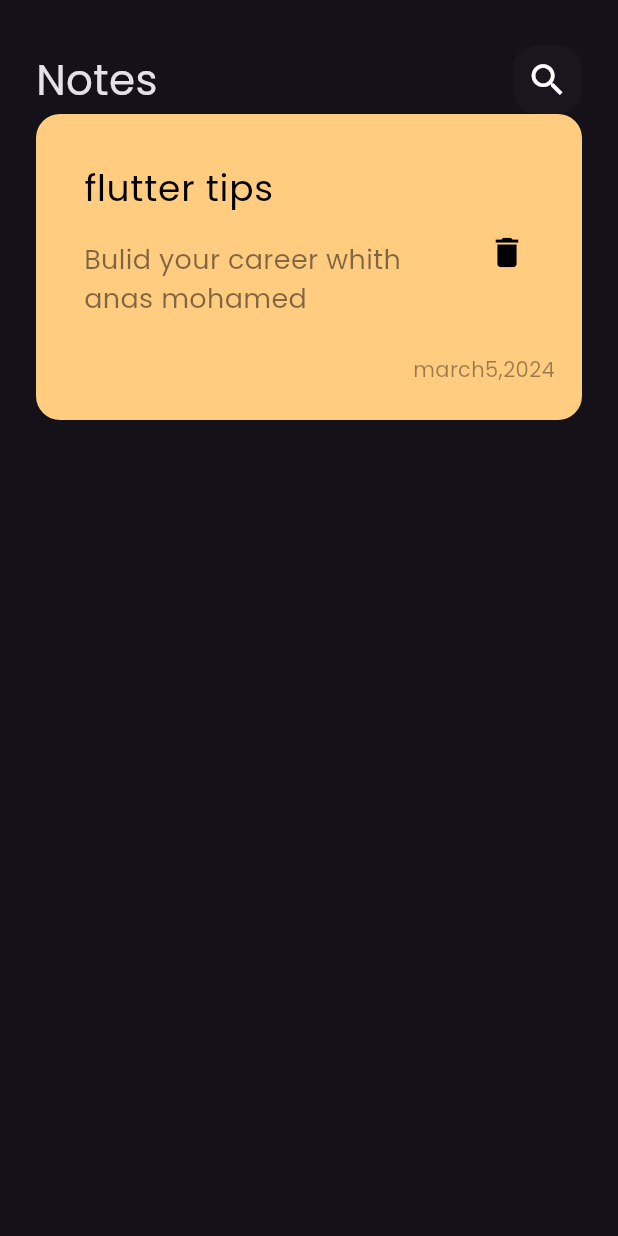
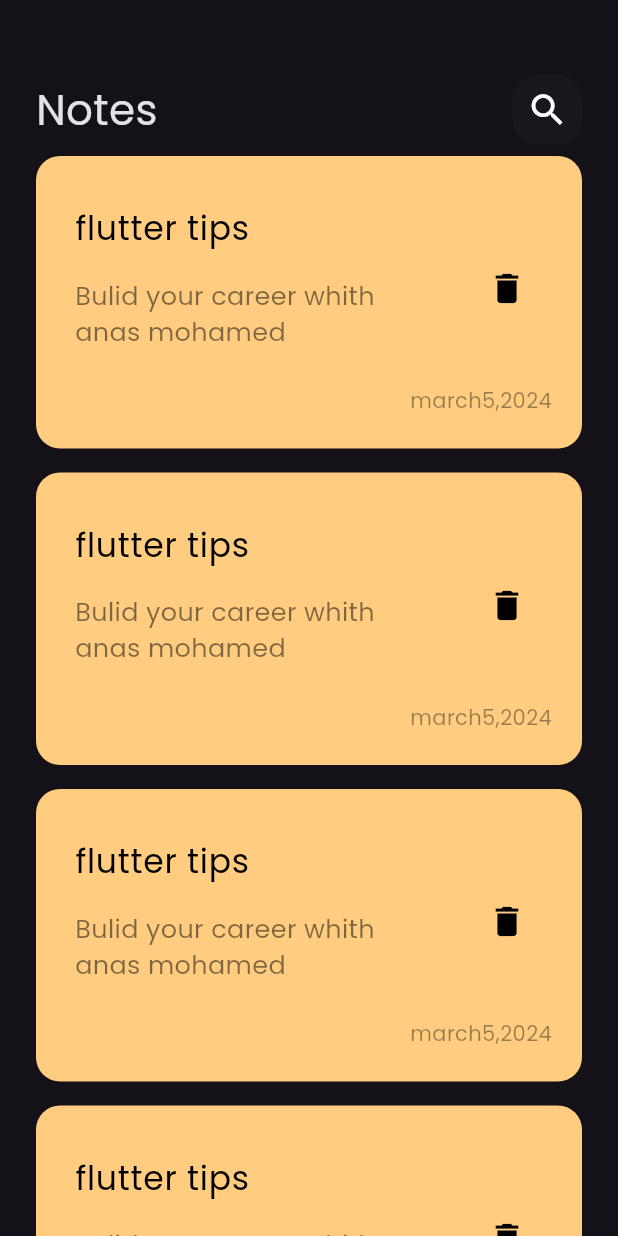
Before and after one commit to anasmohamed13/notes_app, a Flutter app: the screen it shows after launch, on a phone screen of 412 x 824 dp. Run offline on Flutter 3.47's test engine with Material 3 defaults, Android fonts, the phone set to English and light mode, and no system bars.

Commit message:
create notes_listview

```diff
--- a/lib/widgets/custom_note_item.dart
+++ b/lib/widgets/custom_note_item.dart
@@ -6,7 +6,7 @@ class NotesItem extends StatelessWidget {
   @override
   Widget build(BuildContext context) {
     return Container(
-      padding: const EdgeInsets.only(top: 24, bottom: 24, left: 16, right: 2),
+      padding: const EdgeInsets.only(top: 24, bottom: 22, left: 10, right: 2),
       decoration: BoxDecoration(
         color: const Color(0xffFFCC80),
         borderRadius: BorderRadius.circular(16),
@@ -19,7 +19,7 @@ class NotesItem extends StatelessWidget {
               'flutter tips',
               style: TextStyle(
                 color: Colors.black,
-                fontSize: 24,
+                fontSize: 22,
               ),
             ),
             subtitle: Padding(
@@ -31,7 +31,7 @@ class NotesItem extends StatelessWidget {
                 'Bulid your career whith anas mohamed',
                 style: TextStyle(
                   color: Colors.black.withOpacity(0.5),
-                  fontSize: 18,
+                  fontSize: 17,
                 ),
               ),
             ),
@@ -45,7 +45,7 @@ class NotesItem extends StatelessWidget {
             ),
           ),
           Padding(
-            padding: const EdgeInsets.only(right: 16),
+            padding: const EdgeInsets.only(right: 18),
             child: Text(
               'march5,2024',
               style: TextStyle(
--- /dev/null
+++ b/lib/widgets/notes_listview.dart
@@ -0,0 +1,19 @@
+import 'package:flutter/material.dart';
+
+import 'custom_note_item.dart';
+
+class NotesListView extends StatelessWidget {
+  const NotesListView({super.key});
+
+  @override
+  Widget build(BuildContext context) {
+    return ListView.builder(
+      itemBuilder: (context, index) {
+        return const Padding(
+          padding: EdgeInsets.symmetric(vertical: 8),
+          child: NotesItem(),
+        );
+      },
+    );
+  }
+}
--- a/lib/widgets/notes_view_body.dart
+++ b/lib/widgets/notes_view_body.dart
@@ -1,6 +1,6 @@
 import 'package:flutter/material.dart';
 import 'package:mynoteapp/widgets/custom_app_bar.dart';
-import 'package:mynoteapp/widgets/custom_note_item.dart';
+import 'notes_listview.dart';
 
 class NotesViewBody extends StatelessWidget {
   const NotesViewBody({super.key});
@@ -12,10 +12,10 @@ class NotesViewBody extends StatelessWidget {
       child: Column(
         children: [
           SizedBox(
-            height: 30,
+            height: 50,
           ),
           CustomAppbar(),
-          NotesItem(),
+          Expanded(child: NotesListView()),
         ],
       ),
     );
```
